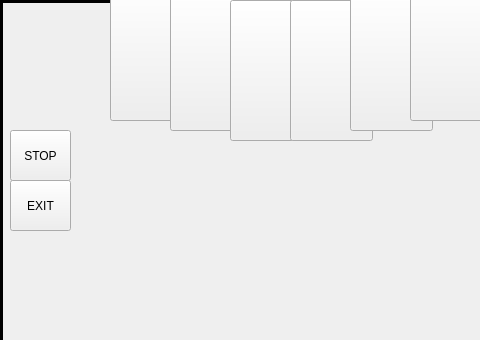
Old version of the form SkullKing/client.ui in the repository faezehghiasi/SkullKing_Game; both pictures show x 0 to 480 and y 0 to 340 of the 630 by 700 pixel window.
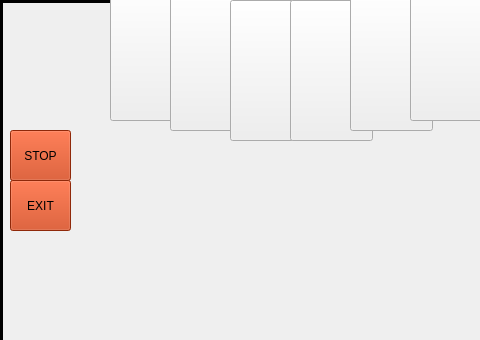
New version of the form. Icons and pictures are not drawn.

Commit message: Exit button for client and server was written

```diff
--- a/SkullKing/client.ui
+++ b/SkullKing/client.ui
@@ -154,6 +154,11 @@
        <height>51</height>
       </rect>
      </property>
+     <property name="styleSheet">
+      <string notr="true">background-color: rgb(200, 56, 12);
+color: rgb(0, 0, 0);
+font: 600 10pt &quot;Sitka Small Semibold&quot;;</string>
+     </property>
      <property name="text">
       <string>STOP</string>
      </property>
@@ -167,6 +172,11 @@
        <height>51</height>
       </rect>
      </property>
+     <property name="styleSheet">
+      <string notr="true">background-color: rgb(200, 56, 12);
+color: rgb(0, 0, 0);
+font: 600 10pt &quot;Sitka Small Semibold&quot;;</string>
+     </property>
      <property name="text">
       <string>EXIT</string>
      </property>
```
The commit also changes 6 other files.
